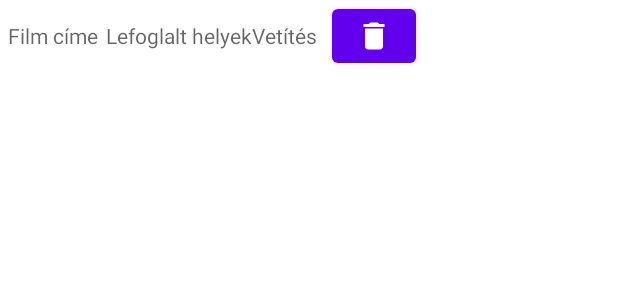
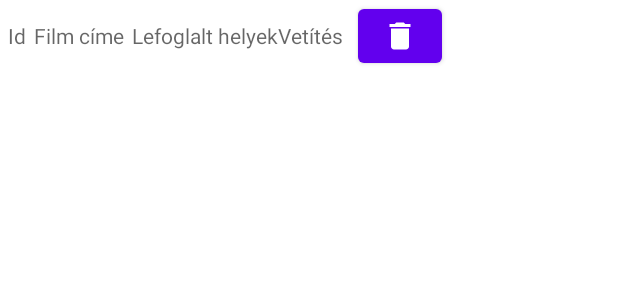
Before and after one commit to tarkomate99/CinemaApp, an Android app: the layout reservation_item.xml on its own in the app's theme, with its tools: preview values and no code run, on a phone screen of 412 x 824 dp. Shown: the top 300 px of the screen. Run offline under Robolectric (Android 15) with nearby library versions, the phone set to English and light mode, and no system bars.

Commit message:
invisible id textview

```diff
--- a/app/src/main/java/com/example/cinemaapp/Adapter/ReservationsAdapter.java
+++ b/app/src/main/java/com/example/cinemaapp/Adapter/ReservationsAdapter.java
@@ -33,8 +33,10 @@ public class ReservationsAdapter extends ArrayAdapter<Reservation> {
         TextView titleTV = (TextView) convertView.findViewById(R.id.res_title);
         TextView placesTV = (TextView) convertView.findViewById(R.id.res_places);
         TextView dateTV = (TextView) convertView.findViewById(R.id.res_date);
+        TextView id = (TextView) convertView.findViewById(R.id.res_id);
         Reservation reservation = getItem(position);
 
+        id.setText(reservation._getId());
         titleTV.setText(reservation.getMovie());
         placesTV.setText(reservation.getPlaces());
         dateTV.setText(reservation.getDate());
--- a/app/src/main/res/layout/reservation_item.xml
+++ b/app/src/main/res/layout/reservation_item.xml
@@ -9,6 +9,14 @@
     tools:context=".ReservationsActivity">
 
 
+        <TextView
+            android:id="@+id/res_id"
+            android:layout_height="wrap_content"
+            android:layout_width="wrap_content"
+            android:layout_marginStart="5dp"
+            android:textColor="@color/black"
+            android:visibility="visible"
+            android:hint="Id"/>
 
         <TextView
             android:id="@+id/res_title"
```
